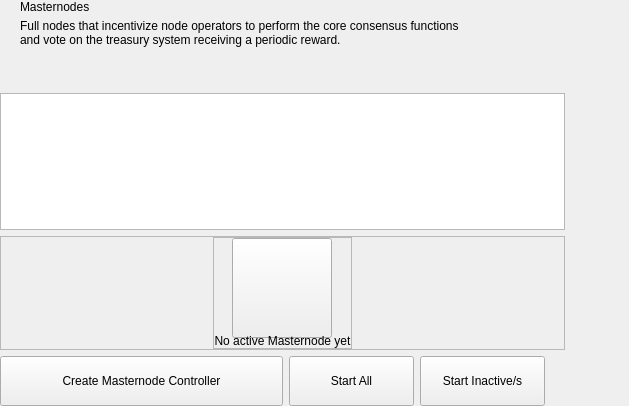
Old version of the form src/qt/bltg/forms/masternodeswidget.ui in the repository minerric/BLTG.
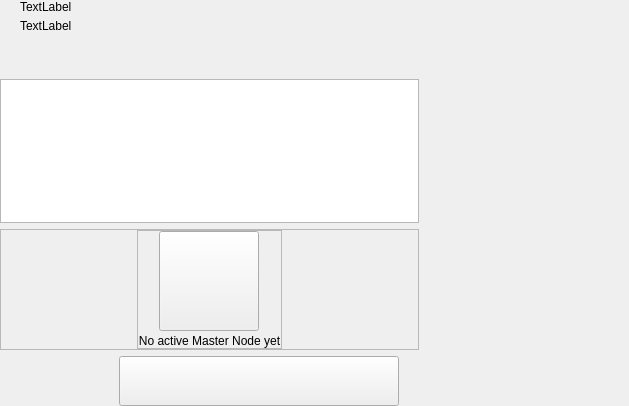
New version of the form. Custom widgets are drawn as their Qt base class.

```diff
--- a/src/qt/bltg/forms/masternodeswidget.ui
+++ b/src/qt/bltg/forms/masternodeswidget.ui
@@ -65,15 +65,14 @@
             <item>
              <widget class="QLabel" name="labelTitle">
               <property name="text">
-               <string>Masternodes</string>
+               <string>TextLabel</string>
               </property>
              </widget>
             </item>
             <item alignment="Qt::AlignTop">
              <widget class="QLabel" name="labelSubtitle1">
               <property name="text">
-               <string>Full nodes that incentivize node operators to perform the core consensus functions
-and vote on the treasury system receiving a periodic reward.</string>
+               <string>TextLabel</string>
               </property>
              </widget>
             </item>
@@ -227,7 +226,7 @@
                  <string notr="true"/>
                 </property>
                 <property name="text">
-                 <string>No active Masternode yet</string>
+                 <string>No active Master Node yet</string>
                 </property>
                 <property name="alignment">
                  <set>Qt::AlignCenter</set>
@@ -265,13 +264,13 @@
            <widget class="QPushButton" name="pushButtonSave">
             <property name="minimumSize">
              <size>
-              <width>283</width>
+              <width>280</width>
               <height>50</height>
              </size>
             </property>
             <property name="maximumSize">
              <size>
-              <width>283</width>
+              <width>280</width>
               <height>50</height>
              </size>
             </property>
@@ -279,33 +278,7 @@
              <enum>Qt::NoFocus</enum>
             </property>
             <property name="text">
-             <string>Create Masternode Controller</string>
-            </property>
-           </widget>
-          </item>
-          <item>
-           <widget class="QPushButton" name="pushButtonStartAll">
-            <property name="minimumSize">
-             <size>
-              <width>125</width>
-              <height>50</height>
-             </size>
-            </property>
-            <property name="text">
-             <string>Start All</string>
-            </property>
-           </widget>
-          </item>
-          <item>
-           <widget class="QPushButton" name="pushButtonStartMissing">
-            <property name="minimumSize">
-             <size>
-              <width>125</width>
-              <height>50</height>
-             </size>
-            </property>
-            <property name="text">
-             <string>Start Inactive/s</string>
+             <string/>
             </property>
            </widget>
           </item>
```
Left out of the diff: 2 changed lines with no effect on the pictures.
